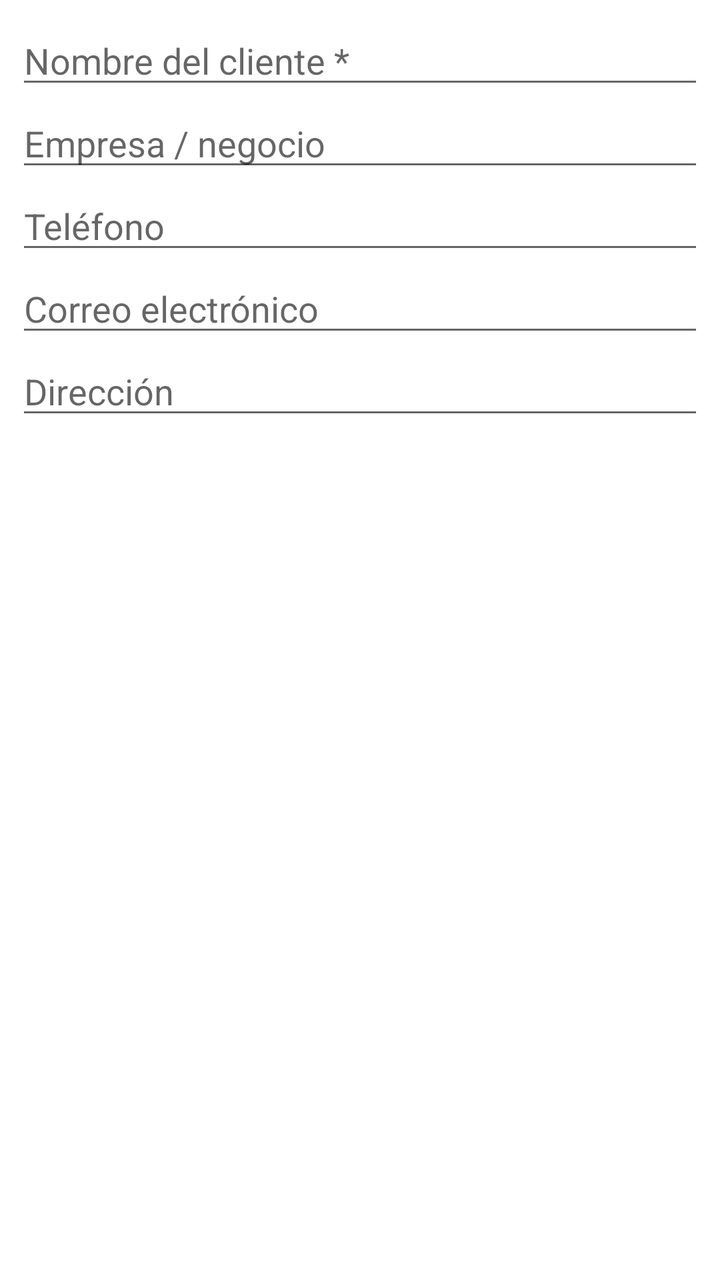
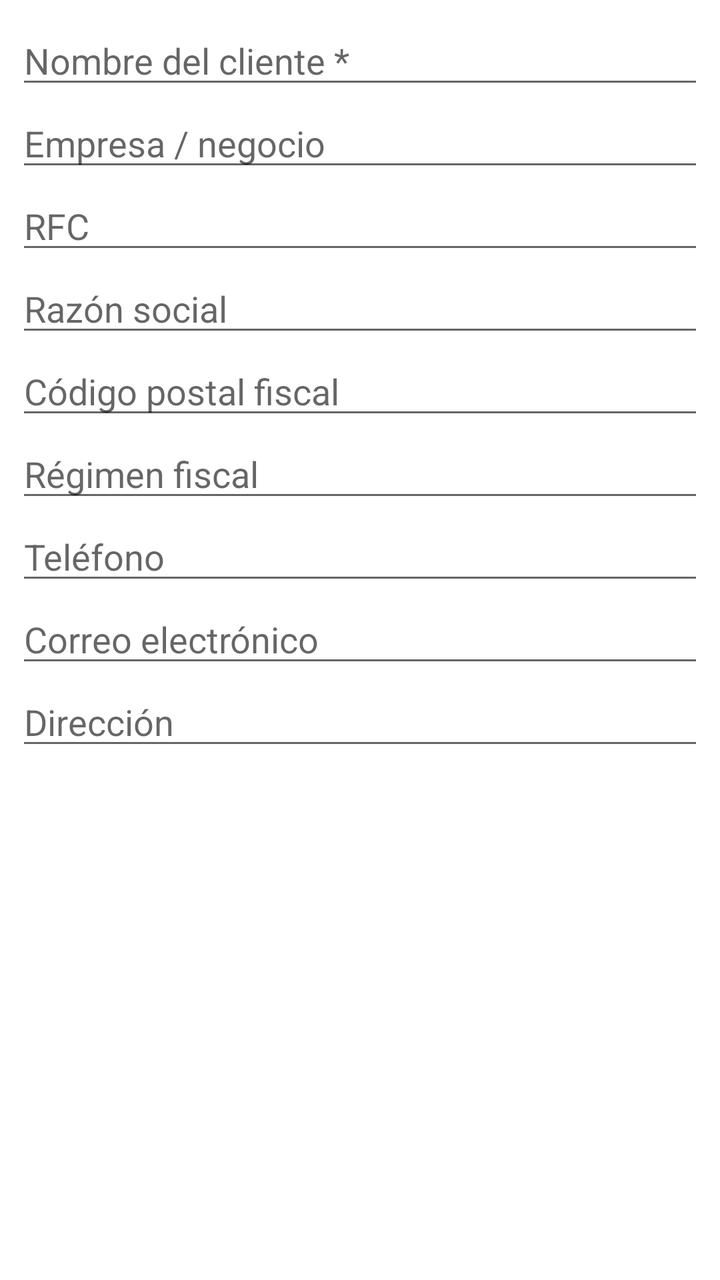

The first picture is an Android layout as it rendered before a commit; the second is the same layout after the commit. The layout source and the unified diff follow.
<!-- AndroidManifest.xml: application theme Theme.MSNexus -->
<!-- res/layout/dialog_cliente.xml -->
<?xml version="1.0" encoding="utf-8"?>
<ScrollView
    xmlns:android="http://schemas.android.com/apk/res/android"
    android:layout_width="match_parent"
    android:layout_height="wrap_content">

    <LinearLayout
        android:layout_width="match_parent"
        android:layout_height="wrap_content"
        android:orientation="vertical"
        android:padding="8dp">

        <EditText
            android:id="@+id/etNombre"
            android:layout_width="match_parent"
            android:layout_height="wrap_content"
            android:hint="Nombre del cliente *"
            android:inputType="textCapWords"/>

        <EditText
            android:id="@+id/etEmpresa"
            android:layout_width="match_parent"
            android:layout_height="wrap_content"
            android:hint="Empresa / negocio"
            android:inputType="textCapWords"/>

        <EditText
            android:id="@+id/etTelefono"
            android:layout_width="match_parent"
            android:layout_height="wrap_content"
            android:hint="Teléfono"
            android:inputType="phone"/>

        <EditText
            android:id="@+id/etCorreo"
            android:layout_width="match_parent"
            android:layout_height="wrap_content"
            android:hint="Correo electrónico"
            android:inputType="textEmailAddress"/>

        <EditText
            android:id="@+id/etDireccion"
            android:layout_width="match_parent"
            android:layout_height="wrap_content"
            android:hint="Dirección"
            android:inputType="textCapSentences"
            android:minLines="2"/>

    </LinearLayout>

</ScrollView>
<!-- resources referenced by this layout -->
<resources>
  <style name="Theme.MSNexus" parent="Theme.MaterialComponents.DayNight.NoActionBar">
          <item name="android:statusBarColor">@android:color/white</item>
          <item name="android:windowLightStatusBar">true</item>
          <item name="colorPrimary">#1B4D91</item>
          <item name="colorPrimaryVariant">#123A6D</item>
          <item name="colorAccent">#1B4D91</item>
      </style>
</resources>

<!-- the commit's change to res/layout/dialog_cliente.xml (unified diff, before → after) -->
@@ -15,28 +15,57 @@
             android:layout_width="match_parent"
             android:layout_height="wrap_content"
             android:hint="Nombre del cliente *"
-            android:inputType="textCapWords"/>
+            android:inputType="textCapWords" />
 
         <EditText
             android:id="@+id/etEmpresa"
             android:layout_width="match_parent"
             android:layout_height="wrap_content"
             android:hint="Empresa / negocio"
-            android:inputType="textCapWords"/>
+            android:inputType="textCapWords" />
+
+        <EditText
+            android:id="@+id/etRfc"
+            android:layout_width="match_parent"
+            android:layout_height="wrap_content"
+            android:hint="RFC"
+            android:inputType="textCapCharacters" />
+
+        <EditText
+            android:id="@+id/etRazonSocial"
+            android:layout_width="match_parent"
+            android:layout_height="wrap_content"
+            android:hint="Razón social"
+            android:inputType="textCapWords" />
+
+        <EditText
+            android:id="@+id/etCodigoPostalFiscal"
+            android:layout_width="match_parent"
+            android:layout_height="wrap_content"
+            android:hint="Código postal fiscal"
+            android:inputType="number"
+            android:maxLength="5" />
+
+        <EditText
+            android:id="@+id/etRegimenFiscal"
+            android:layout_width="match_parent"
+            android:layout_height="wrap_content"
+            android:hint="Régimen fiscal"
+            android:inputType="text" />
 
         <EditText
             android:id="@+id/etTelefono"
             android:layout_width="match_parent"
             android:layout_height="wrap_content"
             android:hint="Teléfono"
-            android:inputType="phone"/>
+            android:inputType="phone" />
 
         <EditText
             android:id="@+id/etCorreo"
             android:layout_width="match_parent"
             android:layout_height="wrap_content"
             android:hint="Correo electrónico"
-            android:inputType="textEmailAddress"/>
+            android:inputType="textEmailAddress" />
 
         <EditText
             android:id="@+id/etDireccion"
@@ -44,7 +73,7 @@
             android:layout_height="wrap_content"
             android:hint="Dirección"
             android:inputType="textCapSentences"
-            android:minLines="2"/>
+            android:minLines="2" />
 
     </LinearLayout>
 
